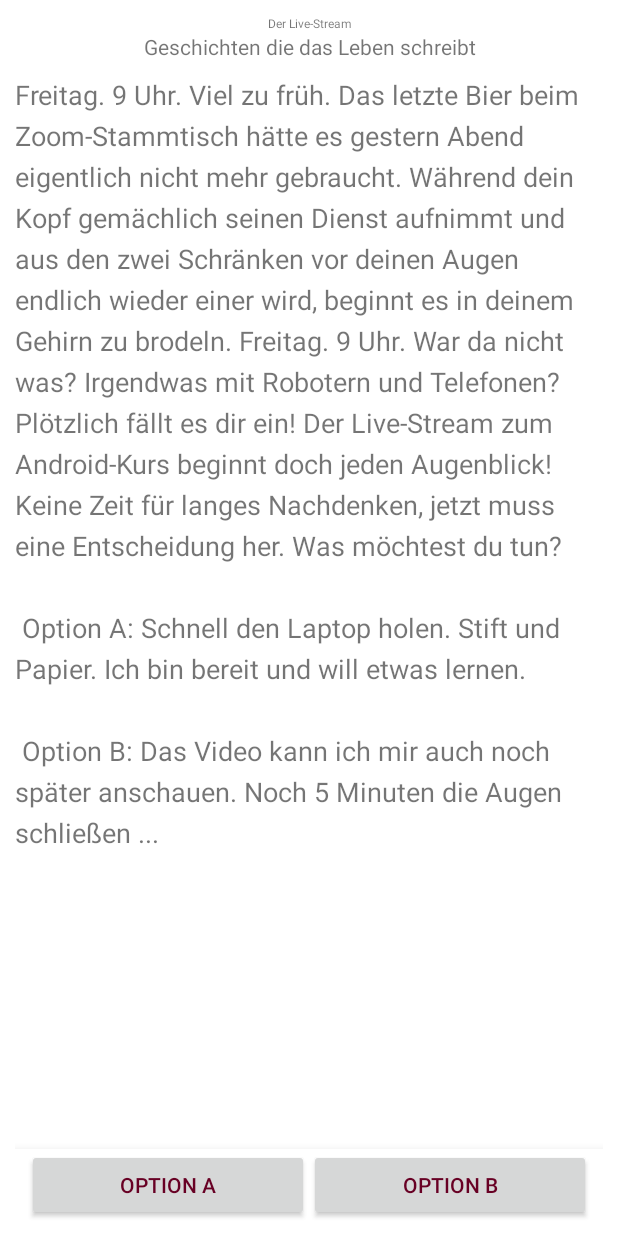
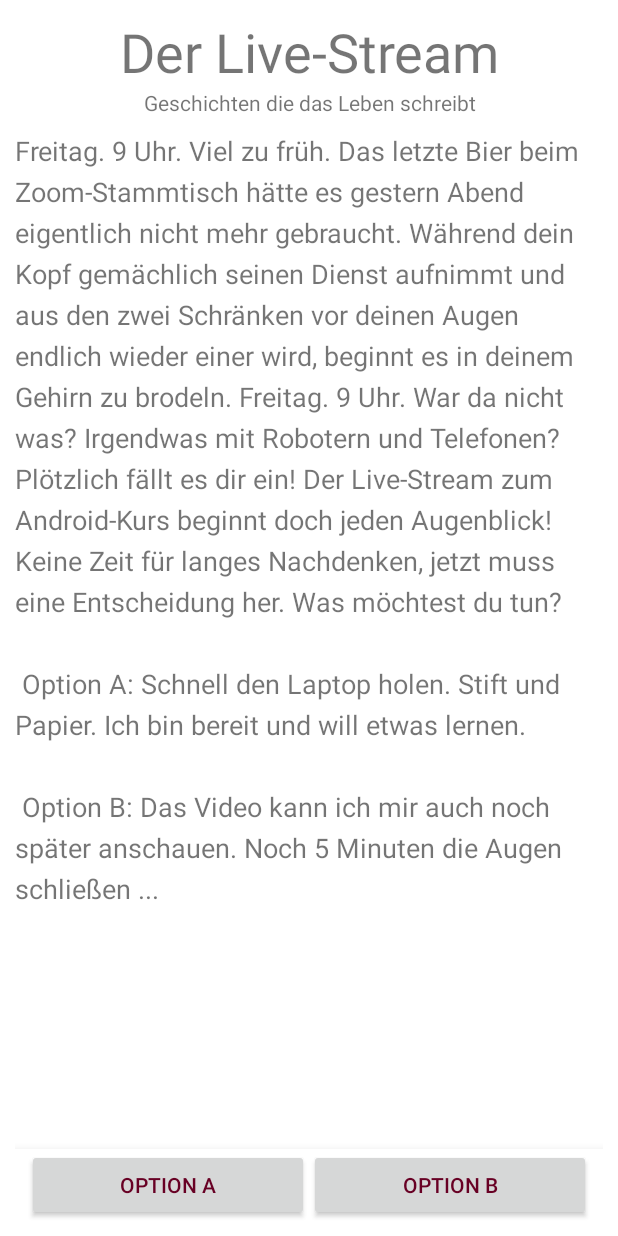
Before and after one commit to AAlesik/U13-Github-Gruppe-2, an Android app: the screen it shows after launch (Start), on a phone screen of 412 x 824 dp. Run offline under Robolectric (Android 15) with nearby library versions, the phone set to English and light mode, and no system bars.

Commit message:
Revert "Merge branch 'v1' of https://github.com/AAlesik/U13-Github-Gruppe-2 into v1"
This reverts commit ce90909063a4b275c970bef772077ff28aa8d3b2, reversing
changes made to f3d5531c3e4b0f47058f413c73c7dcb6f74f64c0.

```diff
--- a/app/src/main/res/layout/activity_walkthrough.xml
+++ b/app/src/main/res/layout/activity_walkthrough.xml
@@ -26,7 +26,7 @@
             android:layout_gravity="center_horizontal"
             android:text="@string/heading"
             android:textAlignment="center"
-            android:textSize="8sp" />
+            android:textSize="36sp" />
 
         <TextView
             android:id="@+id/description"
```
